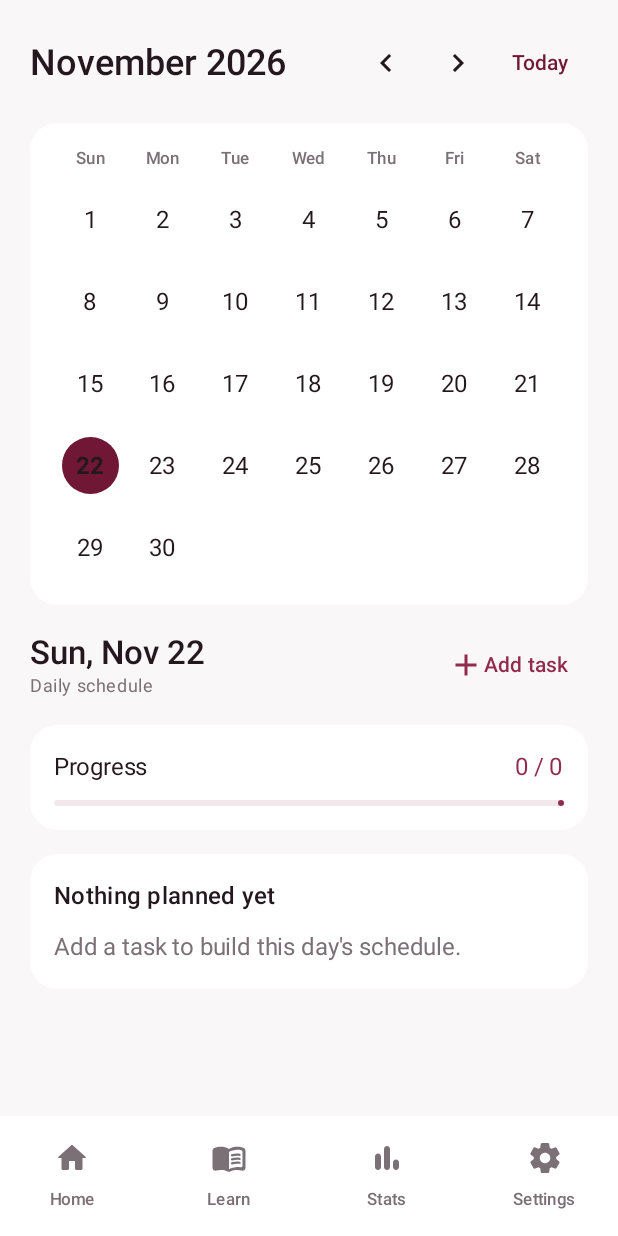
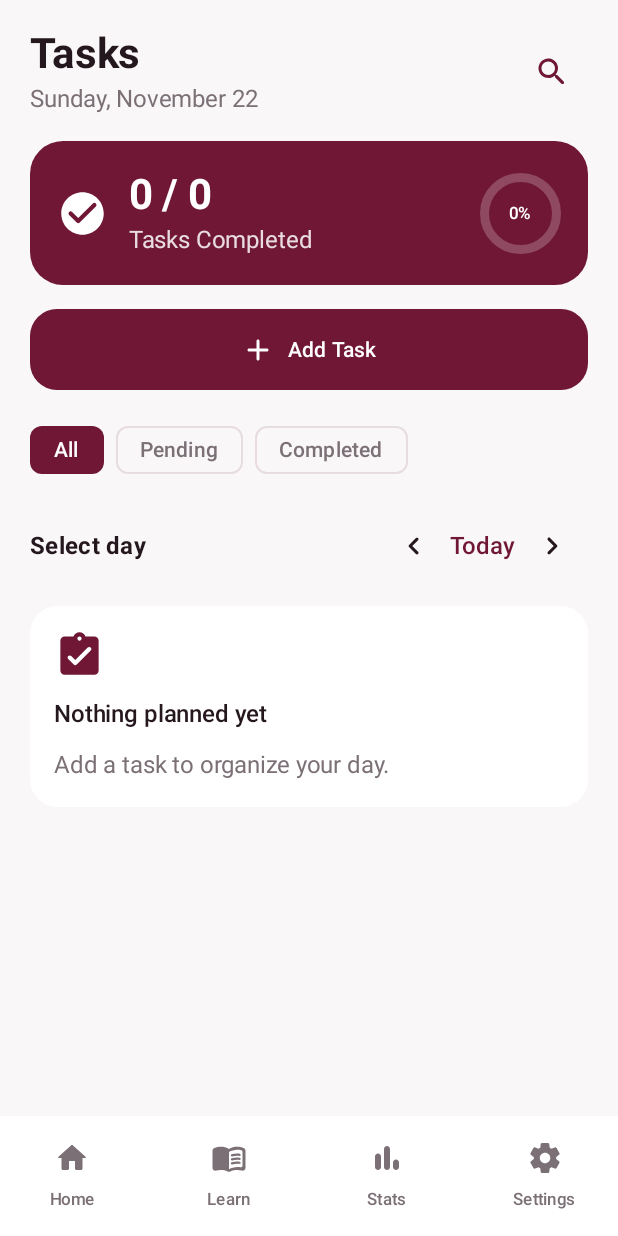
Before and after one commit to private1111-33/DAYFLOW-APP, an Android app built with Jetpack Compose: the screen it shows after launch (MainActivity), after a tap on "Tasks", on a phone screen of 412 x 824 dp. Run offline under Robolectric (Android 15) with nearby library versions, the phone set to English and light mode, and no system bars.

Commit message:
Redesign tasks screen to match DAYFLOW reference

```diff
--- a/app/src/main/java/com/dayflow/app/ui/screens/PlannerScreen.kt
+++ b/app/src/main/java/com/dayflow/app/ui/screens/PlannerScreen.kt
@@ -5,12 +5,9 @@ import androidx.compose.foundation.background
 import androidx.compose.foundation.clickable
 import androidx.compose.foundation.layout.*
 import androidx.compose.foundation.shape.CircleShape
+import androidx.compose.foundation.shape.RoundedCornerShape
 import androidx.compose.material.icons.Icons
-import androidx.compose.material.icons.filled.Add
-import androidx.compose.material.icons.filled.ChevronLeft
-import androidx.compose.material.icons.filled.ChevronRight
-import androidx.compose.material.icons.filled.Delete
-import androidx.compose.material.icons.filled.Edit
+import androidx.compose.material.icons.rounded.*
 import androidx.compose.material3.*
 import androidx.compose.runtime.*
 import androidx.compose.ui.Alignment
@@ -19,13 +16,11 @@ import androidx.compose.ui.draw.clip
 import androidx.compose.ui.graphics.Color
 import androidx.compose.ui.platform.LocalContext
 import androidx.compose.ui.text.font.FontWeight
-import androidx.compose.ui.text.style.TextAlign
 import androidx.compose.ui.unit.dp
 import com.dayflow.app.data.DayTask
 import com.dayflow.app.data.LocalStore
 import com.dayflow.app.ui.theme.*
 import java.time.LocalDate
-import java.time.YearMonth
 import java.time.format.DateTimeFormatter
 import java.util.Locale
 
@@ -33,166 +28,87 @@ import java.util.Locale
 fun PlannerScreen() {
     val context = LocalContext.current
     val tasks = remember { mutableStateListOf<DayTask>().apply { addAll(LocalStore.tasks(context)) } }
-    var month by remember { mutableStateOf(YearMonth.now()) }
     var selected by remember { mutableStateOf(LocalDate.now()) }
     var showAdd by remember { mutableStateOf(false) }
     var title by remember { mutableStateOf("") }
     var time by remember { mutableStateOf("") }
+    var editingTask by remember { mutableStateOf<DayTask?>(null) }
     var pendingDelete by remember { mutableStateOf<DayTask?>(null) }
-    var editingTask by remember { mutableStateOf<DayTask?>(null) }
-
+    var filter by remember { mutableStateOf("All") }
     val selectedEpoch = selected.toEpochDay()
     val dayTasks = tasks.filter { it.date == selectedEpoch }
     val done = dayTasks.count { it.done }
-    val datesWithTasks = tasks.map { it.date }.toSet()
-    val firstDayOffset = month.atDay(1).dayOfWeek.value % 7
-    val days = month.lengthOfMonth()
-    val weeks = (firstDayOffset + days + 6) / 7
+    val visibleTasks = dayTasks.filter { when(filter) { "Pending" -> !it.done; "Completed" -> it.done; else -> true } }
+    val today = LocalDate.now()
 
     ScreenColumn {
-        Row(Modifier.fillMaxWidth(), horizontalArrangement = Arrangement.SpaceBetween, verticalAlignment = Alignment.CenterVertically) {
-            Text(month.format(DateTimeFormatter.ofPattern("MMMM yyyy", Locale.ENGLISH)),
-                color = TextPrimary, style = MaterialTheme.typography.headlineSmall, fontWeight = FontWeight.SemiBold)
-            Row {
-                IconButton(onClick = { month = month.minusMonths(1) }) { Icon(Icons.Default.ChevronLeft, "Previous month", tint = TextPrimary) }
-                IconButton(onClick = { month = month.plusMonths(1) }) { Icon(Icons.Default.ChevronRight, "Next month", tint = TextPrimary) }
-                TextButton(onClick = { month = YearMonth.now(); selected = LocalDate.now() }) { Text("Today") }
+        Row(Modifier.fillMaxWidth(), verticalAlignment = Alignment.CenterVertically) {
+            Column(Modifier.weight(1f)) {
+                Text("Tasks", style = MaterialTheme.typography.headlineMedium, fontWeight = FontWeight.Bold, color = TextPrimary)
+                Text(selected.format(DateTimeFormatter.ofPattern("EEEE, MMMM d", Locale.ENGLISH)), color = TextSecondary)
             }
+            IconButton(onClick = { filter = "All" }) { Icon(Icons.Rounded.Search, "Search tasks", tint = Burgundy) }
         }
-        DayflowCard {
-            Row(Modifier.fillMaxWidth(), horizontalArrangement = Arrangement.SpaceAround) {
-                listOf("Sun", "Mon", "Tue", "Wed", "Thu", "Fri", "Sat").forEach {
-                    Text(it, color = TextSecondary, style = MaterialTheme.typography.labelSmall,
-                        modifier = Modifier.weight(1f), textAlign = TextAlign.Center)
+        Card(shape = RoundedCornerShape(22.dp), colors = CardDefaults.cardColors(containerColor = Burgundy), modifier = Modifier.fillMaxWidth()) {
+            Column(Modifier.padding(18.dp), verticalArrangement = Arrangement.spacedBy(12.dp)) {
+                Row(verticalAlignment = Alignment.CenterVertically) {
+                    Icon(Icons.Rounded.CheckCircle, null, tint = Color.White, modifier = Modifier.size(34.dp))
+                    Spacer(Modifier.width(14.dp))
+                    Column(Modifier.weight(1f)) {
+                        Text("$done / ${dayTasks.size}", color = Color.White, style = MaterialTheme.typography.headlineMedium, fontWeight = FontWeight.Bold)
+                        Text("Tasks Completed", color = Color.White.copy(alpha = .85f))
                     }
-            }
-            for (week in 0 until weeks) {
-                Row(Modifier.fillMaxWidth(), horizontalArrangement = Arrangement.SpaceAround) {
-                    for (weekday in 0 until 7) {
-                        val day = week * 7 + weekday - firstDayOffset + 1
-                        if (day in 1..days) {
-                            val date = month.atDay(day)
-                            val active = date == selected
-                            val isToday = date == LocalDate.now()
-                            Box(Modifier.weight(1f).padding(vertical = 3.dp), contentAlignment = Alignment.Center) {
-                                Box(
-                                    Modifier.size(38.dp).clip(CircleShape)
-                                        .background(when {
-                                            active -> Burgundy
-                                            isToday -> SurfaceElevated
-                                            else -> Color.Transparent
-                                        })
-                                        .clickable { selected = date },
-                                    contentAlignment = Alignment.Center
-                                ) {
-                                    Text(day.toString(), color = TextPrimary,
-                                        fontWeight = if (isToday || active) FontWeight.Bold else FontWeight.Normal)
-                                    if (date.toEpochDay() in datesWithTasks) {
-                                        Box(
-                                            Modifier.align(Alignment.BottomCenter).padding(bottom = 3.dp)
-                                                .size(4.dp).clip(CircleShape).background(if (active) TextPrimary else BurgundyLight)
-                                        )
-                                    }
-                                }
-                            }
-                        } else {
-                            Spacer(Modifier.weight(1f).height(44.dp))
+                    Box(contentAlignment = Alignment.Center) {
+                        CircularProgressIndicator(progress = { if(dayTasks.isEmpty()) 0f else done.toFloat()/dayTasks.size }, color = Color.White, trackColor = Color.White.copy(alpha=.22f), strokeWidth = 6.dp, modifier = Modifier.size(54.dp))
+                        Text("${if(dayTasks.isEmpty()) 0 else done*100/dayTasks.size}%", color = Color.White, style = MaterialTheme.typography.labelSmall)
                     }
                 }
             }
         }
+        Button(onClick = { editingTask = null; title = ""; time = ""; showAdd = true }, modifier = Modifier.fillMaxWidth().height(54.dp), shape = RoundedCornerShape(18.dp), colors = ButtonDefaults.buttonColors(containerColor = Burgundy)) {
+            Icon(Icons.Rounded.Add, null); Spacer(Modifier.width(8.dp)); Text("Add Task", fontWeight = FontWeight.SemiBold)
+        }
+        Row(Modifier.fillMaxWidth(), horizontalArrangement = Arrangement.spacedBy(8.dp)) {
+            listOf("All", "Pending", "Completed").forEach { item ->
+                FilterChip(selected = filter == item, onClick = { filter = item }, label = { Text(item) }, colors = FilterChipDefaults.filterChipColors(selectedContainerColor = Burgundy, selectedLabelColor = Color.White))
+            }
         }
         Row(Modifier.fillMaxWidth(), horizontalArrangement = Arrangement.SpaceBetween, verticalAlignment = Alignment.CenterVertically) {
-            Column {
-                Text(selected.format(DateTimeFormatter.ofPattern("EEE, MMM d", Locale.ENGLISH)),
-                    color = TextPrimary, style = MaterialTheme.typography.titleLarge)
-                Text("Daily schedule", color = TextSecondary, style = MaterialTheme.typography.bodySmall)
-            }
-            TextButton(onClick = { showAdd = true }) {
-                Icon(Icons.Default.Add, null, tint = BurgundyLight)
-                Text("Add task", color = BurgundyLight)
+            Text("Select day", color = TextPrimary, style = MaterialTheme.typography.titleMedium, fontWeight = FontWeight.Bold)
+            Row(verticalAlignment = Alignment.CenterVertically) {
+                IconButton(onClick = { selected = selected.minusDays(1) }) { Icon(Icons.Rounded.ChevronLeft, null) }
+                Text(if(selected == today) "Today" else selected.format(DateTimeFormatter.ofPattern("MMM d")), color = Burgundy, fontWeight = FontWeight.SemiBold)
+                IconButton(onClick = { selected = selected.plusDays(1) }) { Icon(Icons.Rounded.ChevronRight, null) }
             }
         }
+        if (visibleTasks.isEmpty()) {
             DayflowCard {
-            Row(Modifier.fillMaxWidth(), horizontalArrangement = Arrangement.SpaceBetween) {
-                Text("Progress", color = TextPrimary)
-                Text("$done / ${dayTasks.size}", color = BurgundyLight)
+                Icon(Icons.Rounded.AssignmentTurnedIn, null, tint = Burgundy, modifier = Modifier.size(34.dp))
+                Text(if(dayTasks.isEmpty()) "Nothing planned yet" else "No tasks here", color = TextPrimary, fontWeight = FontWeight.SemiBold)
+                Text("Add a task to organize your day.", color = TextSecondary)
             }
-            LinearProgressIndicator(
-                progress = { if (dayTasks.isEmpty()) 0f else done.toFloat() / dayTasks.size },
-                modifier = Modifier.fillMaxWidth(), color = BurgundyLight, trackColor = SurfaceElevated
-            )
-        }
-        if (dayTasks.isEmpty()) {
-            DayflowCard {
-                Text("Nothing planned yet", color = TextPrimary, style = MaterialTheme.typography.titleMedium)
-                Text("Add a task to build this day's schedule.", color = TextSecondary)
-            }
-        } else {
-            dayTasks.sortedWith(compareBy<DayTask> { it.done }.thenBy { it.time }).forEach { task ->
+        } else visibleTasks.sortedWith(compareBy<DayTask>{it.done}.thenBy{it.time}).forEach { task ->
             DayflowCard {
                 Row(verticalAlignment = Alignment.CenterVertically) {
                     Checkbox(checked = task.done, onCheckedChange = { checked ->
-                            val i = tasks.indexOfFirst { it.id == task.id }
-                            if (i >= 0) tasks[i] = task.copy(done = checked)
+                        val i = tasks.indexOfFirst { it.id == task.id }; if(i >= 0) tasks[i] = task.copy(done = checked)
                         LocalStore.saveTasks(context, tasks.toList())
-                        }, colors = CheckboxDefaults.colors(checkedColor = BurgundyLight))
+                    }, colors = CheckboxDefaults.colors(checkedColor = Burgundy))
                     Column(Modifier.weight(1f)) {
+                        Text(task.title, color = if(task.done) TextSecondary else TextPrimary, fontWeight = FontWeight.SemiBold)
                         Text(task.time.ifBlank { "Any time" }, color = TextSecondary, style = MaterialTheme.typography.labelSmall)
-                            Text(task.title, color = if (task.done) TextSecondary else TextPrimary)
                     }
-                        IconButton(onClick = { editingTask = task; title = task.title; time = task.time; showAdd = true }) {
-                            Icon(Icons.Default.Edit, "Edit task", tint = BurgundyLight)
-                        }
-                        IconButton(onClick = { pendingDelete = task }) {
-                            Icon(Icons.Default.Delete, "Delete task", tint = TextSecondary)
+                    IconButton(onClick = { editingTask = task; title = task.title; time = task.time; showAdd = true }) { Icon(Icons.Rounded.Edit, "Edit", tint = Burgundy) }
+                    IconButton(onClick = { pendingDelete = task }) { Icon(Icons.Rounded.DeleteOutline, "Delete", tint = TextSecondary) }
                 }
             }
         }
     }
-        }
-    }
-
-    if (showAdd) {
-        AlertDialog(
-            onDismissRequest = { showAdd = false },
-            title = { Text(if (editingTask == null) "New task" else "Edit task") },
-            text = {
+    if(showAdd) AlertDialog(onDismissRequest = { showAdd = false }, title = { Text(if(editingTask == null) "New task" else "Edit task") }, text = {
         Column(verticalArrangement = Arrangement.spacedBy(10.dp)) {
             OutlinedTextField(value = title, onValueChange = { title = it }, label = { Text("Task name") }, singleLine = true)
-                    Row(verticalAlignment = Alignment.CenterVertically, horizontalArrangement = Arrangement.spacedBy(8.dp)) {
-                        OutlinedButton(onClick = {
-                            TimePickerDialog(context, { _, h, m -> time = String.format(Locale.ENGLISH, "%02d:%02d", h, m) }, 9, 0, false).show()
-                        }, modifier = Modifier.weight(1f)) { Text(time.ifBlank { "Pick time (optional)" }) }
-                        if (time.isNotBlank()) TextButton(onClick = { time = "" }) { Text("Clear") }
+            OutlinedButton(onClick = { TimePickerDialog(context, { _, h, m -> time = String.format(Locale.ENGLISH,"%02d:%02d",h,m) },9,0,false).show() }, modifier = Modifier.fillMaxWidth()) { Text(time.ifBlank { "Choose time (optional)" }) }
         }
+    }, confirmButton = { TextButton(onClick = { if(title.isNotBlank()) { val old=editingTask; if(old==null) tasks.add(DayTask(System.currentTimeMillis(),title.trim(),time.trim(),false,selectedEpoch)) else { val i=tasks.indexOfFirst{it.id==old.id}; if(i>=0) tasks[i]=old.copy(title=title.trim(),time=time.trim()) }; LocalStore.saveTasks(context,tasks.toList()); showAdd=false; title=""; time=""; editingTask=null } }) { Text("Save",color=Burgundy) } }, dismissButton = { TextButton(onClick = { showAdd=false; editingTask=null }) { Text("Cancel") } })
+    pendingDelete?.let { task -> ConfirmDialog(title="Delete task?",message=task.title,onConfirm={tasks.removeAll{it.id==task.id};LocalStore.saveTasks(context,tasks.toList());pendingDelete=null},onDismiss={pendingDelete=null}) }
 }
-            },
-            confirmButton = {
-                TextButton(onClick = {
-                    if (title.isNotBlank()) {
-                        val old = editingTask
-                        if (old == null) tasks.add(DayTask(System.currentTimeMillis(), title.trim(), time.trim(), false, selectedEpoch))
-                        else { val i = tasks.indexOfFirst { it.id == old.id }; if (i >= 0) tasks[i] = old.copy(title = title.trim(), time = time.trim()) }
-                        LocalStore.saveTasks(context, tasks.toList())
-                        title = ""; time = ""; editingTask = null; showAdd = false
-                    }
-                }) { Text("Save", color = BurgundyLight) }
-            },
-            dismissButton = { TextButton(onClick = { showAdd = false; editingTask = null; title = ""; time = "" }) { Text("Cancel") } }
-        )
-    }
-
-    pendingDelete?.let { task ->
-        ConfirmDialog(
-            title = "Delete task?",
-            message = task.title,
-            onConfirm = {
-                tasks.removeAll { it.id == task.id }
-                LocalStore.saveTasks(context, tasks.toList())
-                pendingDelete = null
-            },
-            onDismiss = { pendingDelete = null }
-        )
-    }
-}
```
Lines whose indentation alone changed are shown as unchanged.
